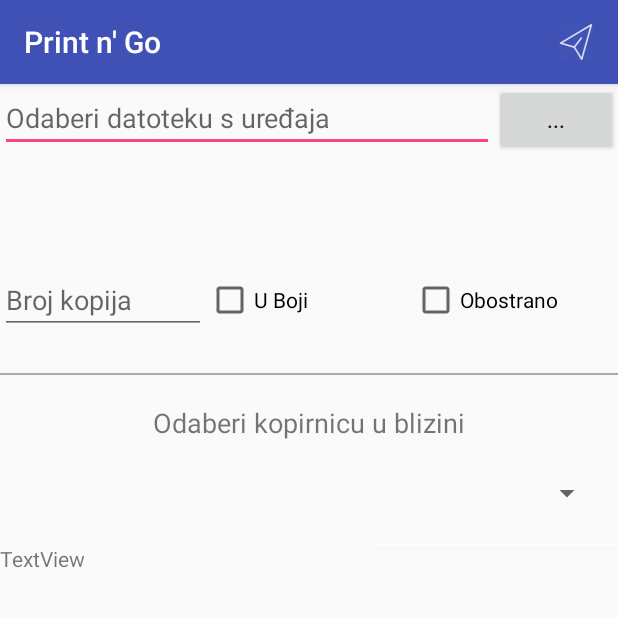
After one commit to aarbanas/Print-n-Go, an Android app: the PrintActivity screen opened directly, with no data from a screen before it, on a phone screen of 412 x 824 dp, the top half of it. The commit adds this screen. Run offline under Robolectric (Android 15) with nearby library versions, the phone set to English and light mode, and no system bars; libraries missing offline, so code that uses them is left out: com.shockwave.pdfium.

Commit message:
Sada PrintActiviyi pokazuje prewiev prve stranice PDF-a

```diff
--- a/app/build.gradle
+++ b/app/build.gradle
@@ -22,7 +22,7 @@ android {
 }
 
 dependencies {
-    compile fileTree(dir: 'libs', include: ['*.jar'])
+    compile fileTree(include: ['*.jar'], dir: 'libs')
     androidTestCompile('com.android.support.test.espresso:espresso-core:2.2.2', {
         exclude group: 'com.android.support', module: 'support-annotations'
     })
@@ -33,5 +33,7 @@ dependencies {
     compile 'com.google.android.gms:play-services-drive:10.2.4'
     compile 'com.google.android.gms:play-services-auth:10.2.4'
     compile 'com.android.support:design:25.3.1'
+    compile 'com.github.barteksc:pdfium-android:1.6.0'
     testCompile 'junit:junit:4.12'
+
 }
--- a/app/src/main/java/com/example/arbi/printngo/MainActivity.java
+++ b/app/src/main/java/com/example/arbi/printngo/MainActivity.java
@@ -4,10 +4,6 @@ import android.content.Intent;
 import android.support.v7.app.AppCompatActivity;
 import android.os.Bundle;
 import android.view.View;
-import android.widget.Button;
-import android.widget.EditText;
-
-import static android.provider.AlarmClock.EXTRA_MESSAGE;
 
 public class MainActivity extends AppCompatActivity {
 
@@ -26,7 +22,7 @@ public class MainActivity extends AppCompatActivity {
     /** Called when the user taps the "Isprintaj" button. It lists all the copy shops, lets the user to
      * select file and other features. It shows all information about printing */
     public void openList(View view) {
-        Intent intent = new Intent(this, ListActivity.class);
+        Intent intent = new Intent(this, PrintActivity.class);
         startActivity(intent);
     }
 }
--- a/app/src/main/res/layout/activity_list.xml
+++ b/app/src/main/res/layout/activity_list.xml
@@ -105,12 +105,34 @@
         android:layout_width="match_parent"
         android:layout_height="0dp"
         android:layout_weight="0.6"
-        android:orientation="horizontal">
+        android:orientation="horizontal"
+        android:weightSum="1">
 
-        <ImageView
-            android:id="@+id/imagePrintShop"
-            android:layout_width="match_parent"
+        <LinearLayout
+            android:layout_width="0dp"
             android:layout_height="match_parent"
-            android:layout_weight="1" />
+            android:layout_weight="0.6"
+            android:orientation="vertical">
+
+            <TextView
+                android:id="@+id/textViewShowData"
+                android:layout_width="match_parent"
+                android:layout_height="wrap_content"
+                android:text="TextView" />
+        </LinearLayout>
+
+        <LinearLayout
+            android:layout_width="0dp"
+            android:layout_height="match_parent"
+            android:layout_weight="0.4"
+            android:orientation="vertical">
+
+            <ImageView
+                android:id="@+id/imageViewShowPDF"
+                android:layout_width="match_parent"
+                android:layout_height="wrap_content"
+                android:visibility="visible"
+                app:srcCompat="@color/common_google_signin_btn_text_dark_default" />
+        </LinearLayout>
     </LinearLayout>
 </LinearLayout>
--- /dev/null
+++ b/app/src/main/res/menu/print_activity_menu.xml
@@ -0,0 +1,10 @@
+<?xml version="1.0" encoding="utf-8"?>
+<menu xmlns:android="http://schemas.android.com/apk/res/android"
+    xmlns:app="http://schemas.android.com/apk/res-auto">
+
+    <item android:id="@+id/action_sendFile"
+        android:icon="@drawable/aeroplane_send"
+        android:title="SendFile"
+        app:showAsAction="always"/>
+
+</menu>
```
Also changed, not shown: app/src/main/AndroidManifest.xml (+9 -6 lines), app/src/main/java/com/example/arbi/printngo/ListActivity.java (deleted, +0 -85 lines), app/src/main/java/com/example/arbi/printngo/PrintActivity.java (added, +155 -0 lines), app/src/main/res/drawable-hdpi/aeroplane_send.png (added), app/src/main/res/drawable-mdpi/aeroplane_send.png (added), app/src/main/res/drawable-xhdpi/aeroplane_send.png (added), app/src/main/res/drawable-xxhdpi/aeroplane_send.png (added).
